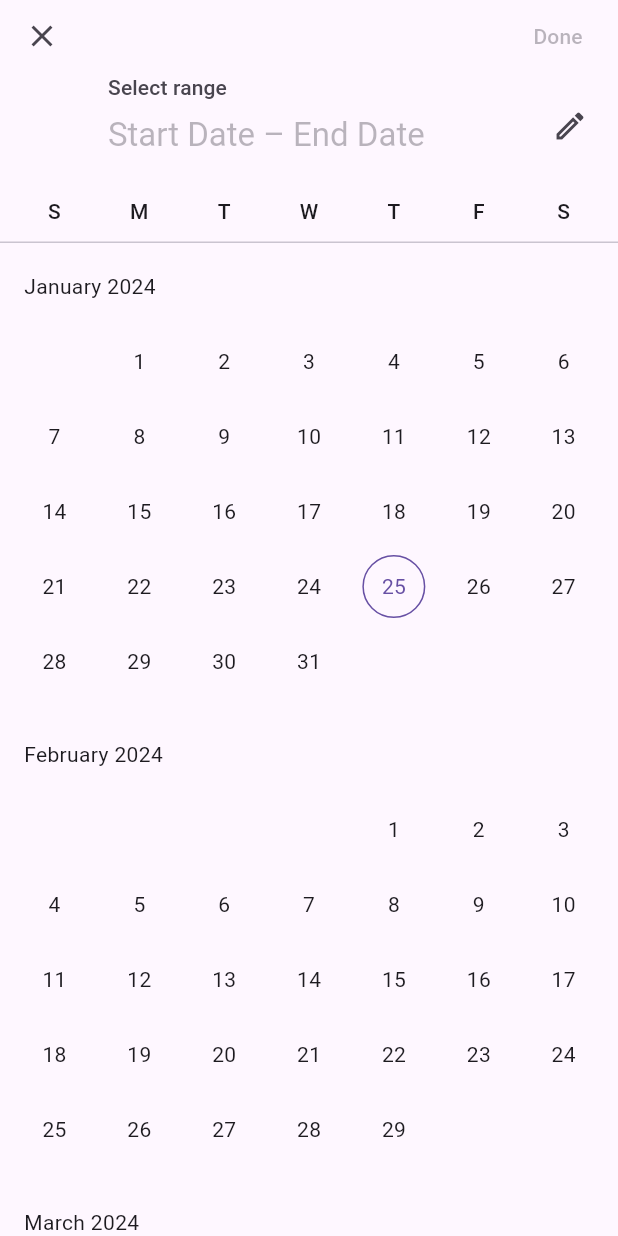
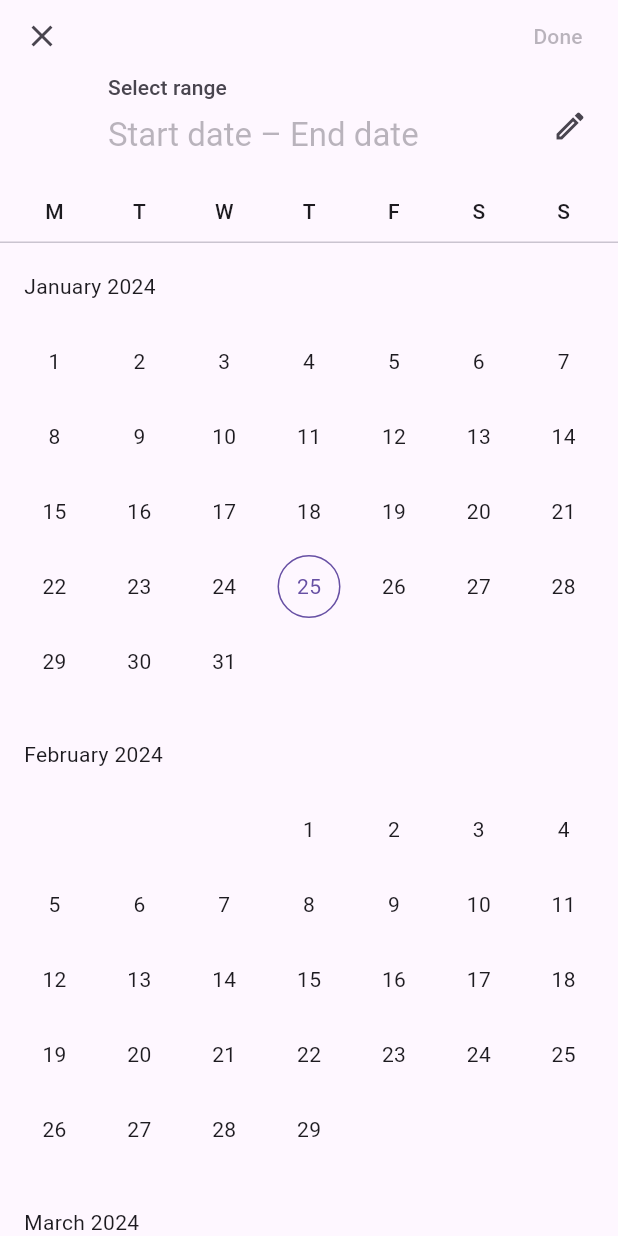
Before and after one commit to WinsDominoes/dateapp, a Flutter app: the screen it shows after launch, after a tap on the "date range" icon, on a phone screen of 412 x 824 dp. Run offline on Flutter 3.47's test engine with Material 3 defaults, Android fonts, the phone set to English and light mode, and no system bars.

Commit message:
changed to dd/mm/yyyy format

```diff
--- a/lib/main.dart
+++ b/lib/main.dart
@@ -1,16 +1,23 @@
 import 'package:flutter/material.dart';
+import 'package:intl/intl.dart';
+import 'package:flutter_localizations/flutter_localizations.dart';
 import 'utils/gregorian_date.dart';
 
 void main() {
   runApp( MaterialApp(
+    title: 'Date App',
+    localizationsDelegates: const [
+      GlobalMaterialLocalizations.delegate,
+      GlobalWidgetsLocalizations.delegate,
+      GlobalCupertinoLocalizations.delegate,
+    ],
+    supportedLocales: const [
+      Locale('en', 'GB'), // English, UK
+      Locale('ar', 'AE'), // Arabic, UAE
+      Locale('en', 'IN'), // English, India
+    ],
        home: Home()
   ));
-}
-
-int daysBetween(DateTime from, DateTime to) {
-  from = DateTime(from.year, from.month, from.day);
-  to = DateTime(to.year, to.month, to.day);
-  return (to.difference(from).inHours / 24).round();
 }
 
 class Home extends  StatefulWidget {
@@ -21,12 +28,15 @@ class Home extends  StatefulWidget {
 class _HomeState extends State<Home> {
   DateTimeRange? _selectedDateRange;
 
+  @override
+  Widget build(BuildContext context) {
     // This function will be triggered when the floating button is pressed
     void _show() async {
       final DateTimeRange? result = await showDateRangePicker(
         context: context,
         firstDate: DateTime(1970, 1, 1),
         lastDate: DateTime(2030, 12, 31),
+        locale: const Locale("en", "GB"),
         currentDate: DateTime.now(),
         saveText: 'Done',
       );
@@ -40,8 +50,8 @@ class _HomeState extends State<Home> {
       }
     }
 
-  @override
-  Widget build(BuildContext context) {
+
+
     final startDate = _selectedDateRange?.start ?? DateTime(2020, 1, 1);
     final endDate= _selectedDateRange?.end ?? DateTime(2022, 1, 1);
 
@@ -63,7 +73,7 @@ class _HomeState extends State<Home> {
          ),
           body: _selectedDateRange == null
             ? const Center(
-                child: Text('Press the button to show the picker'),
+                child: Text('Press on the button in the bottom right-hand corner'),
               )
             : Padding(
                 padding: const EdgeInsets.all(30),
@@ -71,7 +81,7 @@ class _HomeState extends State<Home> {
                   crossAxisAlignment: CrossAxisAlignment.start,
                   children: [
                     Text(
-                      "First Date: ${startDate.toString().split(' ')[0]}",
+                      "First Date: ${DateFormat("dd/MM/yyyy").format(startDate).toString().split(' ')[0]}",
                       style: const TextStyle(fontSize: 24, color: Colors.black),
                     ),
 
@@ -80,7 +90,7 @@ class _HomeState extends State<Home> {
                     ),
 
                     Text(
-                        "Second Date: ${endDate.toString().split(' ')[0]}",
+                        "Second Date: ${DateFormat("dd/MM/yyyy").format(endDate).toString().split(' ')[0]}",
                         style: const TextStyle(fontSize: 24, color: Colors.black)),
 
                     const SizedBox(
@@ -107,6 +117,12 @@ class _HomeState extends State<Home> {
                     Text(
                         "${diffYMD[0]} year(s)",
                         style: const TextStyle(fontSize: 24, color: Colors.black)),
+                    const SizedBox(
+                      height: 20,
+                    ),
+                    Text(
+                        "Total Days: ${diffD}",
+                        style: const TextStyle(fontSize: 24, color: Colors.black)),
                   ],
                 ),
               ),
--- a/pubspec.yaml
+++ b/pubspec.yaml
@@ -30,11 +30,13 @@ environment:
 dependencies:
   flutter:
     sdk: flutter
-
+  flutter_localizations: # Add this line
+    sdk: flutter         # Add this line
 
   # The following adds the Cupertino Icons font to your application.
   # Use with the CupertinoIcons class for iOS style icons.
   cupertino_icons: ^1.0.2
+  intl: ^0.18.1
 
 dev_dependencies:
   flutter_test:
```
Lines whose indentation alone changed are shown as unchanged.
